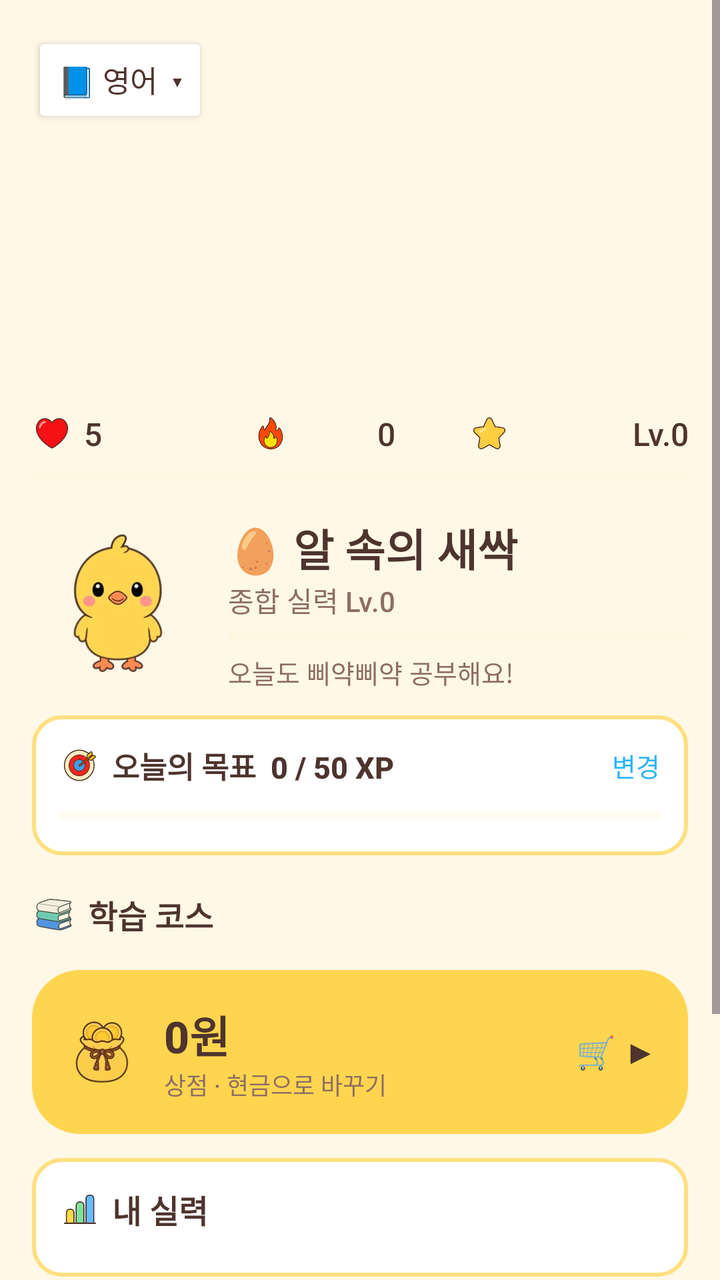
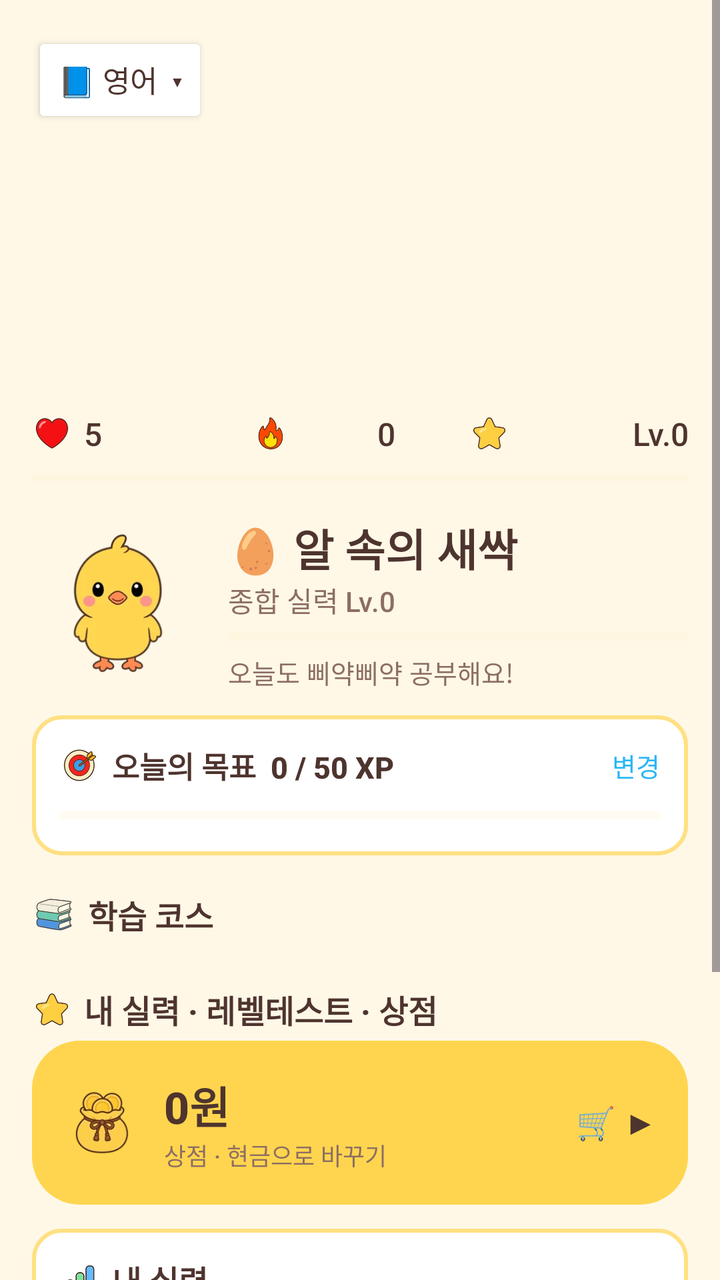

Screens rendered from an Android XML layout before and after an edit, with the pre-edit source and the edit as a unified diff.
<!-- AndroidManifest.xml: application theme Theme.Piyak -->
<!-- res/layout/activity_main.xml -->
<?xml version="1.0" encoding="utf-8"?>
<ScrollView xmlns:android="http://schemas.android.com/apk/res/android"
    android:layout_width="match_parent" android:layout_height="match_parent"
    android:fillViewport="true">

    <LinearLayout
        android:layout_width="match_parent" android:layout_height="wrap_content"
        android:orientation="vertical" android:padding="16dp">

        
        <Button android:id="@+id/btnSwitchSubject"
            android:layout_width="wrap_content" android:layout_height="wrap_content"
            android:text="📘 영어  ▾" android:textSize="15sp"
            android:backgroundTint="@color/white" android:textColor="@color/brown_text" />

        
        <ImageView android:id="@+id/imgBanner"
            android:layout_width="match_parent" android:layout_height="128dp"
            android:layout_marginTop="8dp" android:scaleType="centerCrop"
            android:contentDescription="풍경" />

        
        <LinearLayout
            android:layout_width="match_parent" android:layout_height="wrap_content"
            android:layout_marginTop="6dp"
            android:orientation="horizontal" android:gravity="center_vertical">
            <TextView android:id="@+id/txtHearts" android:layout_width="0dp" android:layout_height="wrap_content"
                android:layout_weight="1" android:textSize="16sp" android:text="5"
                android:drawableStart="@drawable/ic_heart" android:drawablePadding="6dp" android:drawableTint="@null" />
            <TextView android:id="@+id/txtStreak" android:layout_width="0dp" android:layout_height="wrap_content"
                android:layout_weight="1" android:gravity="center" android:textSize="16sp" android:text="0"
                android:drawableStart="@drawable/ic_streak" android:drawablePadding="6dp" android:drawableTint="@null" />
            <TextView android:id="@+id/txtLevel" android:layout_width="0dp" android:layout_height="wrap_content"
                android:layout_weight="1" android:gravity="end" android:textSize="16sp" android:text="Lv.0"
                android:drawableStart="@drawable/ic_level" android:drawablePadding="6dp" android:drawableTint="@null" />
        </LinearLayout>

        <ProgressBar android:id="@+id/xpBar" style="?android:attr/progressBarStyleHorizontal"
            android:layout_width="match_parent" android:layout_height="10dp"
            android:layout_marginTop="6dp" android:max="100"
            android:progressTint="@color/chick_yellow_deep" android:progressBackgroundTint="@color/cream_dark" />

        
        <LinearLayout
            android:layout_width="match_parent" android:layout_height="wrap_content"
            android:orientation="horizontal" android:gravity="center_vertical"
            android:layout_marginTop="14dp">
            <ImageView android:id="@+id/imgMascot" android:layout_width="86dp" android:layout_height="86dp"
                android:src="@drawable/ck_idle" android:contentDescription="삐약이" />
            <LinearLayout android:layout_width="0dp" android:layout_height="wrap_content"
                android:layout_weight="1" android:orientation="vertical" android:layout_marginStart="12dp">
                <TextView android:id="@+id/txtRank" android:layout_width="wrap_content" android:layout_height="wrap_content"
                    android:text="🥚 알 속의 새싹" android:textSize="22sp" android:textStyle="bold" />
                <TextView android:id="@+id/txtOverall" android:layout_width="wrap_content" android:layout_height="wrap_content"
                    android:text="종합 실력 Lv.0" android:textSize="14sp" android:textColor="@color/brown_soft" />
                <ProgressBar android:id="@+id/rankBar" style="?android:attr/progressBarStyleHorizontal"
                    android:layout_width="match_parent" android:layout_height="8dp"
                    android:layout_marginTop="4dp" android:max="100"
                    android:progressTint="@color/chick_yellow_deep" android:progressBackgroundTint="@color/cream_dark" />
                <TextView android:id="@+id/txtGreeting" android:layout_width="wrap_content" android:layout_height="wrap_content"
                    android:layout_marginTop="4dp"
                    android:text="오늘도 삐약삐약 공부해요!" android:textSize="13sp" android:textColor="@color/brown_soft" />
            </LinearLayout>
        </LinearLayout>

        
        <LinearLayout android:id="@+id/goalBox"
            android:layout_width="match_parent" android:layout_height="wrap_content"
            android:orientation="vertical" android:layout_marginTop="12dp"
            android:padding="14dp" android:background="@drawable/bg_tile">
            <LinearLayout android:layout_width="match_parent" android:layout_height="wrap_content"
                android:orientation="horizontal" android:gravity="center_vertical">
                <TextView android:id="@+id/txtGoal" android:layout_width="0dp" android:layout_height="wrap_content"
                    android:layout_weight="1" android:text="오늘의 목표  0 / 50 XP" android:drawableStart="@drawable/ic_goal" android:drawablePadding="6dp" android:drawableTint="@null"
                    android:textSize="15sp" android:textStyle="bold" />
                <TextView android:id="@+id/txtGoalEdit" android:layout_width="wrap_content" android:layout_height="wrap_content"
                    android:text="변경" android:textSize="13sp" android:textColor="@color/sky_deep" />
            </LinearLayout>
            <ProgressBar android:id="@+id/goalBar" style="?android:attr/progressBarStyleHorizontal"
                android:layout_width="match_parent" android:layout_height="12dp"
                android:layout_marginTop="8dp" android:max="100"
                android:progressTint="@color/coral" android:progressBackgroundTint="@color/cream_dark" />
        </LinearLayout>

        
        <TextView android:layout_width="wrap_content" android:layout_height="wrap_content"
            android:layout_marginTop="18dp" android:text="학습 코스" android:drawableStart="@drawable/ic_course" android:drawablePadding="6dp" android:drawableTint="@null"
            android:textSize="16sp" android:textStyle="bold" />
        <LinearLayout android:id="@+id/tracksBox"
            android:layout_width="match_parent" android:layout_height="wrap_content"
            android:orientation="vertical" android:layout_marginTop="4dp" />

        
        <LinearLayout android:id="@+id/cardWallet"
            android:layout_width="match_parent" android:layout_height="wrap_content"
            android:orientation="horizontal" android:gravity="center_vertical"
            android:layout_marginTop="12dp" android:padding="16dp"
            android:background="@drawable/bg_wallet">
            <ImageView android:layout_width="38dp" android:layout_height="38dp"
                android:src="@drawable/ui_coin" android:contentDescription="용돈" />
            <LinearLayout android:layout_width="0dp" android:layout_height="wrap_content"
                android:layout_weight="1" android:orientation="vertical" android:layout_marginStart="12dp">
                <TextView android:id="@+id/txtCoins" android:layout_width="wrap_content" android:layout_height="wrap_content"
                    android:text="0원" android:textSize="22sp" android:textStyle="bold"
                    android:textColor="@color/brown_text" />
                <TextView android:layout_width="wrap_content" android:layout_height="wrap_content"
                    android:text="상점 · 현금으로 바꾸기" android:textSize="12sp"
                    android:textColor="@color/brown_soft" />
            </LinearLayout>
            <TextView android:layout_width="wrap_content" android:layout_height="wrap_content"
                android:text="🛒 ▶" android:textSize="16sp" android:textStyle="bold"
                android:textColor="@color/brown_text" />
        </LinearLayout>

        

        

        
        <LinearLayout
            android:layout_width="match_parent" android:layout_height="wrap_content"
            android:orientation="vertical" android:layout_marginTop="12dp"
            android:padding="14dp" android:background="@drawable/bg_tile">
            <LinearLayout android:layout_width="match_parent" android:layout_height="wrap_content"
                android:orientation="horizontal" android:gravity="center_vertical">
                <TextView android:layout_width="0dp" android:layout_height="wrap_content" android:layout_weight="1"
                    android:text="내 실력" android:textSize="16sp" android:drawableStart="@drawable/ic_stats" android:drawablePadding="6dp" android:drawableTint="@null" android:textStyle="bold" />
                <TextView android:id="@+id/txtWeakest" android:layout_width="wrap_content" android:layout_height="wrap_content"
                    android:textSize="12sp" android:textColor="@color/brown_soft" />
            </LinearLayout>
            <LinearLayout android:id="@+id/skillsBox"
                android:layout_width="match_parent" android:layout_height="wrap_content"
                android:orientation="vertical" android:layout_marginTop="8dp" />
        </LinearLayout>

        
        <LinearLayout
            android:id="@+id/bannerPlacement"
            android:layout_width="match_parent" android:layout_height="wrap_content"
            android:layout_marginTop="14dp" android:background="@drawable/bg_banner"
            android:orientation="horizontal" android:padding="16dp" android:gravity="center_vertical">
            <TextView android:id="@+id/txtPlacement"
                android:layout_width="0dp" android:layout_height="wrap_content" android:layout_weight="1"
                android:drawableStart="@drawable/ic_goal" android:drawablePadding="6dp" android:drawableTint="@null" android:text="레벨테스트로 내 위치 찾기!\n25문제로 딱 맞는 레벨을 정해줘요"
                android:textColor="@color/white" android:textSize="15sp" android:textStyle="bold" />
            <TextView android:layout_width="wrap_content" android:layout_height="wrap_content"
                android:text="GO ▶" android:textColor="@color/white" android:textSize="18sp" android:textStyle="bold" />
        </LinearLayout>

        
        <LinearLayout
            android:layout_width="match_parent" android:layout_height="wrap_content"
            android:orientation="horizontal" android:layout_marginTop="12dp">
            <LinearLayout android:id="@+id/btnReview" android:layout_width="0dp" android:layout_height="52dp"
                android:layout_weight="1"
                android:orientation="horizontal" android:gravity="center"
                android:background="@drawable/bg_card_soft"
                android:clickable="true" android:focusable="true">
                <ImageView android:layout_width="22dp" android:layout_height="22dp"
                    android:src="@drawable/ui_review" android:contentDescription="오답 0" />
                <TextView android:id="@+id/txtReview" android:layout_width="wrap_content" android:layout_height="wrap_content"
                    android:layout_marginStart="5dp" android:text="오답 0" android:textSize="14sp"
                    android:textColor="@color/brown_text" />
            </LinearLayout>
            <LinearLayout android:id="@+id/btnStats" android:layout_width="0dp" android:layout_height="52dp"
                android:layout_weight="1" android:layout_marginStart="8dp"
                android:orientation="horizontal" android:gravity="center"
                android:background="@drawable/bg_card_soft"
                android:clickable="true" android:focusable="true">
                <ImageView android:layout_width="22dp" android:layout_height="22dp"
                    android:src="@drawable/ui_stats" android:contentDescription="통계" />
                <TextView android:id="@+id/txtStats" android:layout_width="wrap_content" android:layout_height="wrap_content"
                    android:layout_marginStart="5dp" android:text="통계" android:textSize="14sp"
                    android:textColor="@color/brown_text" />
            </LinearLayout>
            <LinearLayout android:id="@+id/btnSettings" android:layout_width="0dp" android:layout_height="52dp"
                android:layout_weight="1" android:layout_marginStart="8dp"
                android:orientation="horizontal" android:gravity="center"
                android:background="@drawable/bg_card_soft"
                android:clickable="true" android:focusable="true">
                <ImageView android:layout_width="22dp" android:layout_height="22dp"
                    android:src="@drawable/ui_settings" android:contentDescription="설정" />
                <TextView android:id="@+id/txtSettings" android:layout_width="wrap_content" android:layout_height="wrap_content"
                    android:layout_marginStart="5dp" android:text="설정" android:textSize="14sp"
                    android:textColor="@color/brown_text" />
            </LinearLayout>
        </LinearLayout>
    </LinearLayout>
</ScrollView>
<!-- resources referenced by this layout -->
<resources>
  <color name="brown_soft">#8D6E63</color>
  <color name="brown_text">#4E342E</color>
  <color name="chick_yellow_deep">#FFB300</color>
  <color name="coral">#FF8A80</color>
  <color name="cream_dark">#FFF0CC</color>
  <color name="sky_deep">#29B6F6</color>
  <color name="white">#FFFFFF</color>
  <!-- drawable bg_banner (drawable) -->
  <?xml version="1.0" encoding="utf-8"?>
  <shape xmlns:android="http://schemas.android.com/apk/res/android" android:shape="rectangle">
      <solid android:color="@color/lavender"/>
      <corners android:radius="20dp"/>
  </shape>
  <!-- drawable bg_card_soft (drawable) -->
  <?xml version="1.0" encoding="utf-8"?>
  <shape xmlns:android="http://schemas.android.com/apk/res/android" android:shape="rectangle">
      <solid android:color="@color/white" />
      <stroke android:width="2dp" android:color="@color/cream_dark" />
      <corners android:radius="18dp" />
  </shape>
  <!-- drawable bg_tile (drawable) -->
  <?xml version="1.0" encoding="utf-8"?>
  <shape xmlns:android="http://schemas.android.com/apk/res/android" android:shape="rectangle">
      <solid android:color="@color/white"/>
      <stroke android:width="2dp" android:color="@color/tile_border"/>
      <corners android:radius="14dp"/>
  </shape>
  <!-- drawable bg_wallet (drawable) -->
  <?xml version="1.0" encoding="utf-8"?>
  <shape xmlns:android="http://schemas.android.com/apk/res/android" android:shape="rectangle">
      <solid android:color="@color/chick_yellow"/>
      <corners android:radius="24dp"/>
  </shape>
  <!-- drawable ic_course (drawable) -->
  <?xml version="1.0" encoding="utf-8"?>
  <layer-list xmlns:android="http://schemas.android.com/apk/res/android">
      <item android:width="22dp" android:height="22dp" android:gravity="center">
          <bitmap android:src="@drawable/ui_course" />
      </item>
  </layer-list>
  <!-- drawable ic_goal (drawable) -->
  <?xml version="1.0" encoding="utf-8"?>
  <layer-list xmlns:android="http://schemas.android.com/apk/res/android">
      <item android:width="20dp" android:height="20dp" android:gravity="center">
          <bitmap android:src="@drawable/ui_goal" />
      </item>
  </layer-list>
  <!-- drawable ic_heart (drawable) -->
  <?xml version="1.0" encoding="utf-8"?>
  <layer-list xmlns:android="http://schemas.android.com/apk/res/android">
      <item android:width="20dp" android:height="20dp" android:gravity="center">
          <bitmap android:src="@drawable/ui_heart" />
      </item>
  </layer-list>
  <!-- drawable ic_level (drawable) -->
  <?xml version="1.0" encoding="utf-8"?>
  <layer-list xmlns:android="http://schemas.android.com/apk/res/android">
      <item android:width="20dp" android:height="20dp" android:gravity="center">
          <bitmap android:src="@drawable/ui_level" />
      </item>
  </layer-list>
  <!-- drawable ic_stats (drawable) -->
  <?xml version="1.0" encoding="utf-8"?>
  <layer-list xmlns:android="http://schemas.android.com/apk/res/android">
      <item android:width="20dp" android:height="20dp" android:gravity="center">
          <bitmap android:src="@drawable/ui_stats" />
      </item>
  </layer-list>
  <!-- drawable ic_streak (drawable) -->
  <?xml version="1.0" encoding="utf-8"?>
  <layer-list xmlns:android="http://schemas.android.com/apk/res/android">
      <item android:width="20dp" android:height="20dp" android:gravity="center">
          <bitmap android:src="@drawable/ui_streak" />
      </item>
  </layer-list>
  <color name="lavender">#B39DDB</color>
  <color name="tile_border">#FFE082</color>
  <color name="chick_yellow">#FFD54F</color>
  <color name="cream">#FFF8E7</color>
</resources>

<!-- the commit's change to res/layout/activity_main.xml (unified diff, before → after) -->
@@ -91,10 +91,16 @@
             android:orientation="vertical" android:layout_marginTop="4dp" />
 
         
+        <TextView android:layout_width="wrap_content" android:layout_height="wrap_content"
+            android:layout_marginTop="20dp" android:text="내 실력 · 레벨테스트 · 상점"
+            android:drawableStart="@drawable/ic_level" android:drawablePadding="6dp" android:drawableTint="@null"
+            android:textSize="16sp" android:textStyle="bold" />
+
+        
         <LinearLayout android:id="@+id/cardWallet"
             android:layout_width="match_parent" android:layout_height="wrap_content"
             android:orientation="horizontal" android:gravity="center_vertical"
-            android:layout_marginTop="12dp" android:padding="16dp"
+            android:layout_marginTop="4dp" android:padding="16dp"
             android:background="@drawable/bg_wallet">
             <ImageView android:layout_width="38dp" android:layout_height="38dp"
                 android:src="@drawable/ui_coin" android:contentDescription="용돈" />
